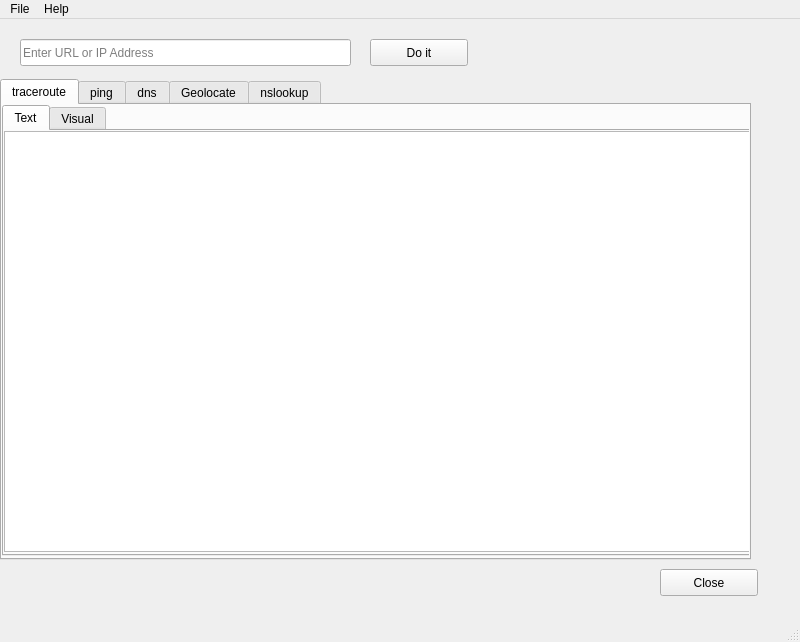
Above: network_utils_ui.ui from eddiemcnally/visual_traceroute before the change. Below: the same form after it.
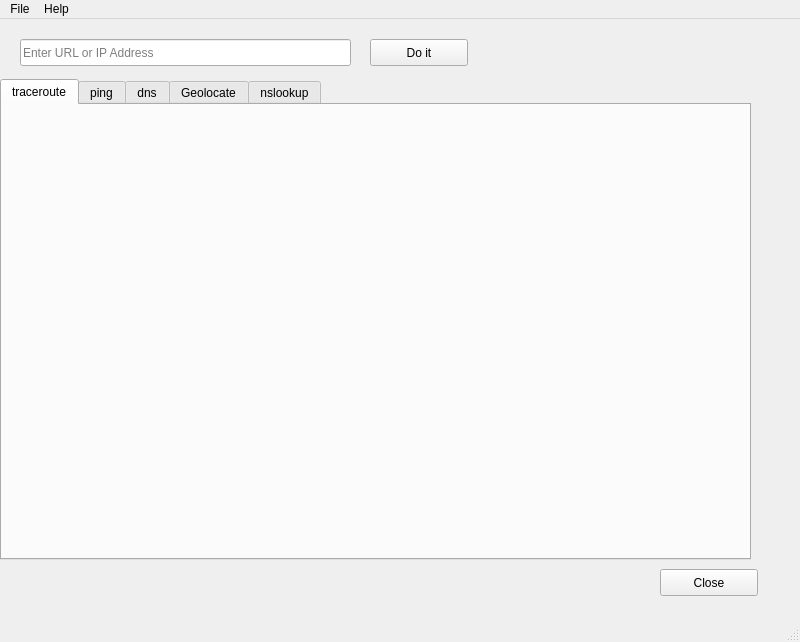
That is the form after the change. The open tabs and pages were chosen to show the change.

Commit message: Cleaned up the tabs to just show visual traceroute. have an initial hacked html page, needs populating with real traceroute data

Patch:
```diff
--- a/network_utils_ui.ui
+++ b/network_utils_ui.ui
@@ -35,45 +35,15 @@
      <attribute name="title">
       <string>traceroute</string>
      </attribute>
-     <widget class="QTabWidget" name="traceroutetab">
+     <widget class="QWidget" name="visualTraceRouteWidget" native="true">
       <property name="geometry">
        <rect>
-        <x>0</x>
-        <y>0</y>
+        <x>-1</x>
+        <y>-1</y>
         <width>751</width>
         <height>451</height>
        </rect>
       </property>
-      <property name="currentIndex">
-       <number>0</number>
-      </property>
-      <widget class="QWidget" name="textTraceRoute">
-       <attribute name="title">
-        <string>Text</string>
-       </attribute>
-       <widget class="QTextBrowser" name="tracerouteTextBrowser">
-        <property name="geometry">
-         <rect>
-          <x>0</x>
-          <y>0</y>
-          <width>751</width>
-          <height>421</height>
-         </rect>
-        </property>
-        <property name="font">
-         <font>
-          <family>Courier New</family>
-          <weight>75</weight>
-          <bold>true</bold>
-         </font>
-        </property>
-       </widget>
-      </widget>
-      <widget class="QWidget" name="visualTraceRoute">
-       <attribute name="title">
-        <string>Visual</string>
-       </attribute>
-      </widget>
      </widget>
     </widget>
     <widget class="QWidget" name="pingTab">
```
Left out of the diff: 2 changed lines with no effect on the pictures. The commit also changes 2 other files.
